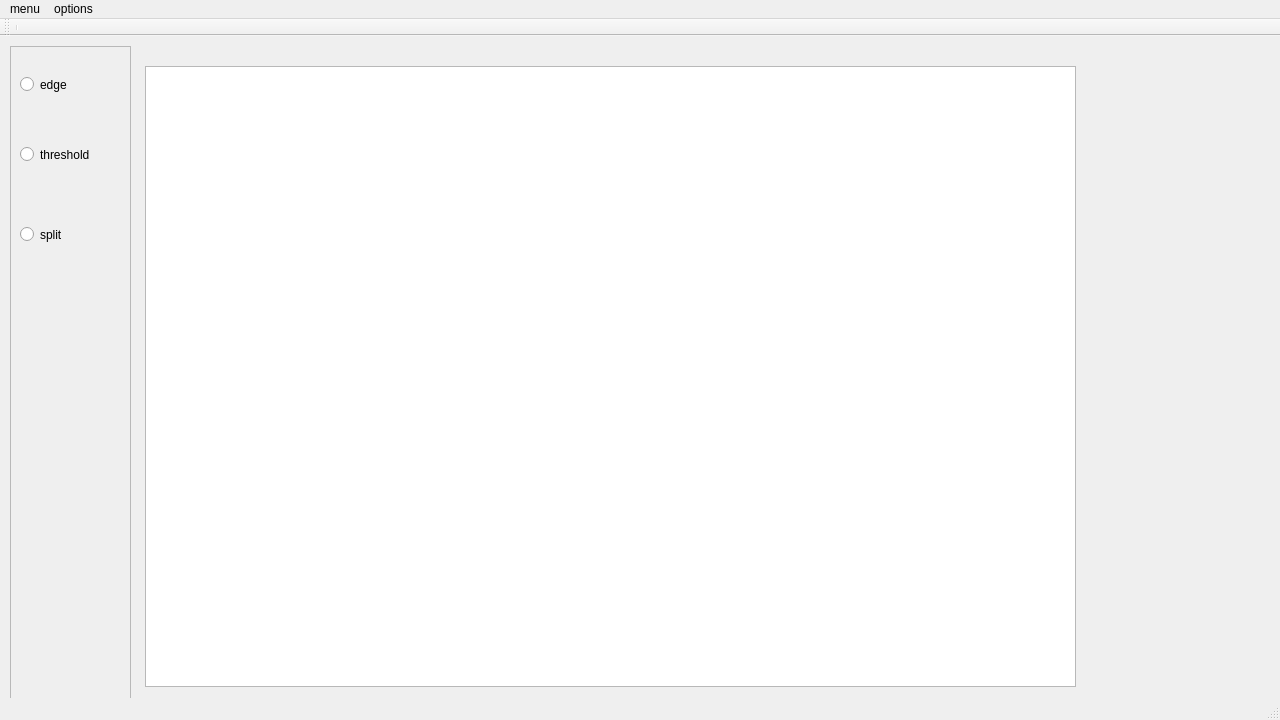
Qt form image-editor/imageeditor.ui (sagarkalburgi/image-editor) before a commit.
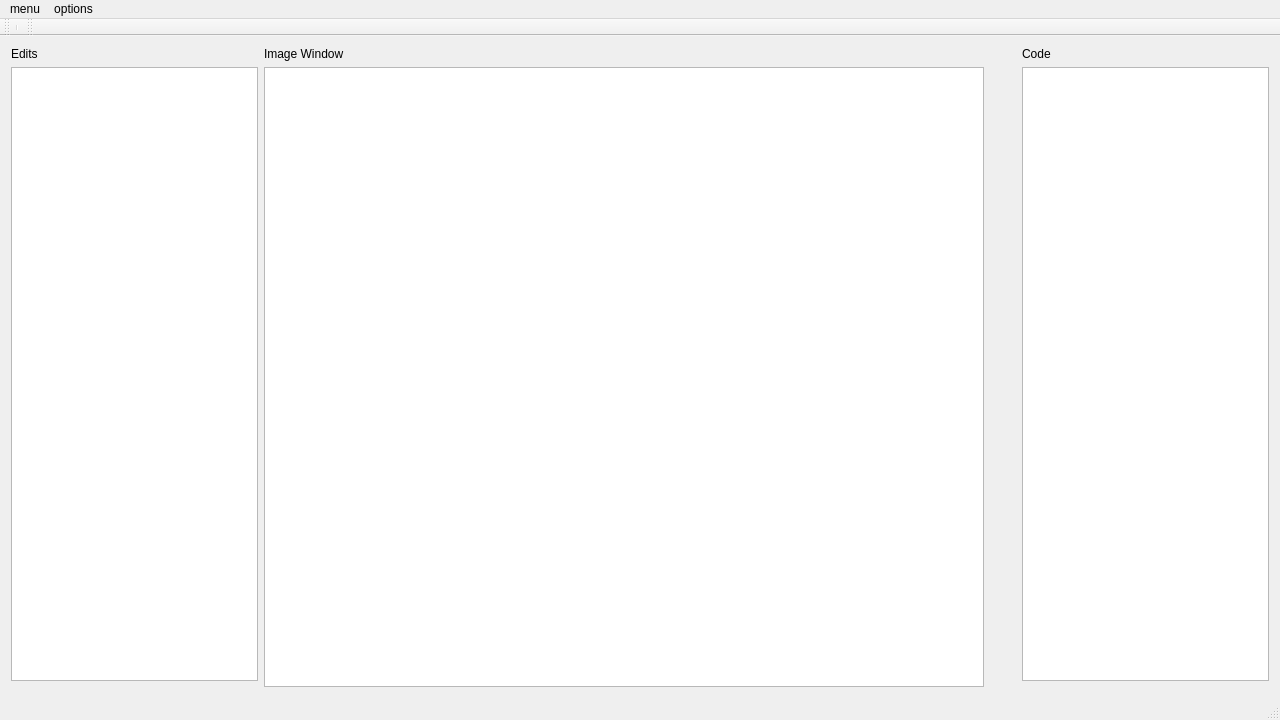
The same form after that commit. Custom widgets are drawn as their Qt base class.

```diff
--- a/image-editor/imageeditor.ui
+++ b/image-editor/imageeditor.ui
@@ -29,77 +29,74 @@
    <string>imageeditor</string>
   </property>
   <widget class="QWidget" name="centralWidget">
-   <widget class="QGraphicsView" name="graphicsView">
-    <property name="geometry">
-     <rect>
-      <x>145</x>
-      <y>30</y>
-      <width>931</width>
-      <height>621</height>
-     </rect>
-    </property>
+   <layout class="QHBoxLayout" name="horizontalLayout_2">
+    <item>
+     <layout class="QGridLayout" name="gridLayout">
+      <item row="1" column="3">
+       <widget class="QTextBrowser" name="codeOutput"/>
+      </item>
+      <item row="1" column="1" rowspan="2">
+       <widget class="EventHandler" name="imageWindow">
     <property name="sizePolicy">
      <sizepolicy hsizetype="Preferred" vsizetype="Preferred">
       <horstretch>0</horstretch>
       <verstretch>0</verstretch>
      </sizepolicy>
     </property>
-   </widget>
-   <widget class="QFrame" name="frame">
-    <property name="geometry">
-     <rect>
-      <x>10</x>
-      <y>10</y>
-      <width>121</width>
-      <height>671</height>
-     </rect>
-    </property>
-    <property name="frameShape">
-     <enum>QFrame::StyledPanel</enum>
-    </property>
-    <property name="frameShadow">
-     <enum>QFrame::Raised</enum>
-    </property>
-    <widget class="QRadioButton" name="edge">
-     <property name="geometry">
-      <rect>
-       <x>10</x>
-       <y>30</y>
-       <width>82</width>
-       <height>17</height>
-      </rect>
-     </property>
+        <property name="minimumSize">
+         <size>
+          <width>720</width>
+          <height>500</height>
+         </size>
+        </property>
+        <property name="mouseTracking">
+         <bool>true</bool>
+        </property>
+        <property name="dragMode">
+         <enum>QGraphicsView::NoDrag</enum>
+        </property>
+       </widget>
+      </item>
+      <item row="0" column="1">
+       <widget class="QLabel" name="label_imageWindow">
      <property name="text">
-      <string>edge</string>
-     </property>
-    </widget>
-    <widget class="QRadioButton" name="threshold">
-     <property name="geometry">
-      <rect>
-       <x>10</x>
-       <y>100</y>
-       <width>82</width>
-       <height>17</height>
-      </rect>
-     </property>
+         <string>Image Window</string>
+        </property>
+       </widget>
+      </item>
+      <item row="0" column="0">
+       <widget class="QLabel" name="label_edits">
      <property name="text">
-      <string>threshold</string>
-     </property>
-    </widget>
-    <widget class="QRadioButton" name="split">
-     <property name="geometry">
-      <rect>
-       <x>10</x>
-       <y>180</y>
-       <width>82</width>
-       <height>17</height>
-      </rect>
-     </property>
+         <string>Edits</string>
+        </property>
+       </widget>
+      </item>
+      <item row="0" column="3">
+       <widget class="QLabel" name="label_code">
      <property name="text">
-      <string>split</string>
-     </property>
-    </widget>
-   </widget>
+         <string>Code</string>
+        </property>
+       </widget>
+      </item>
+      <item row="1" column="2">
+       <spacer name="horizontalSpacer">
+        <property name="orientation">
+         <enum>Qt::Horizontal</enum>
+        </property>
+        <property name="sizeHint" stdset="0">
+         <size>
+          <width>40</width>
+          <height>20</height>
+         </size>
+        </property>
+       </spacer>
+      </item>
+      <item row="1" column="0">
+       <widget class="QListView" name="listView"/>
+      </item>
+     </layout>
+    </item>
+   </layout>
   </widget>
   <widget class="QMenuBar" name="menuBar">
    <property name="geometry">
@@ -142,6 +139,17 @@
    <addaction name="separator"/>
   </widget>
   <widget class="QStatusBar" name="statusBar"/>
+  <widget class="QToolBar" name="toolBar">
+   <property name="windowTitle">
+    <string>toolBar</string>
+   </property>
+   <attribute name="toolBarArea">
+    <enum>TopToolBarArea</enum>
+   </attribute>
+   <attribute name="toolBarBreak">
+    <bool>false</bool>
+   </attribute>
+  </widget>
   <action name="actionsave">
    <property name="text">
     <string>save</string>
@@ -174,6 +182,13 @@
   </action>
  </widget>
  <layoutdefault spacing="6" margin="11"/>
+ <customwidgets>
+  <customwidget>
+   <class>EventHandler</class>
+   <extends>QGraphicsView</extends>
+   <header>events.h</header>
+  </customwidget>
+ </customwidgets>
  <resources>
   <include location="imageeditor.qrc"/>
  </resources>
```
Lines whose indentation alone changed are shown as unchanged.
